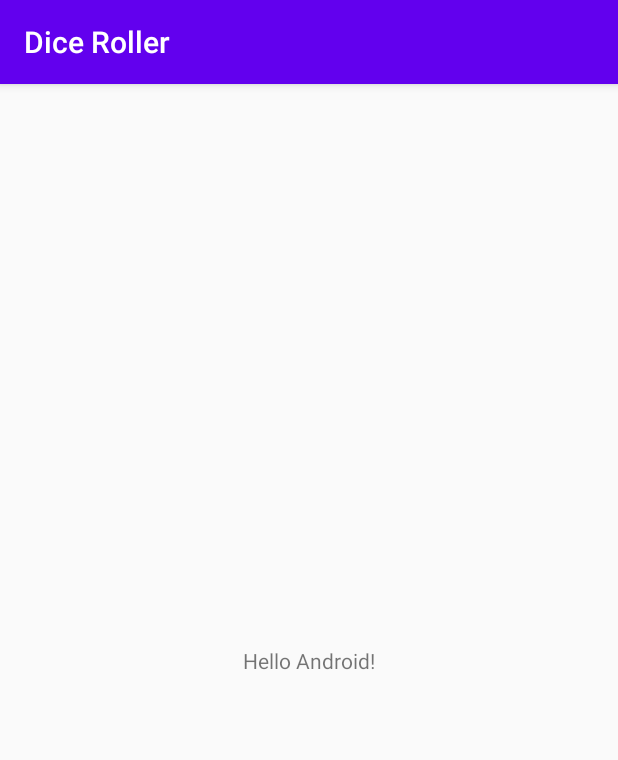
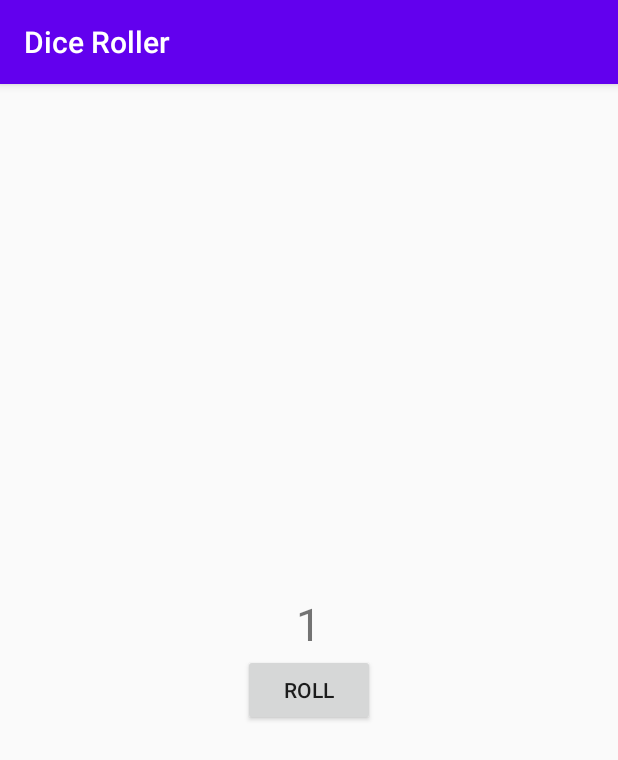
Before and after one commit to HenryQuan/mobile_app_development_training, an Android app: the screen it shows after launch (MainActivity), on a phone screen of 412 x 824 dp. Shown: the top 760 px of the screen. Run offline under Robolectric (Android 15) with nearby library versions, the phone set to English and light mode, and no system bars.

Commit message:
added a button in linear layout and add strings.xml
It is actually way better than IOS and it is similar to jsx.

```diff
--- a/kotlin fundamentals/dice-roller/app/src/main/res/layout/activity_main.xml
+++ b/kotlin fundamentals/dice-roller/app/src/main/res/layout/activity_main.xml
@@ -1,18 +1,23 @@
 <?xml version="1.0" encoding="utf-8"?>
-<androidx.constraintlayout.widget.ConstraintLayout xmlns:android="http://schemas.android.com/apk/res/android"
-    xmlns:app="http://schemas.android.com/apk/res-auto"
+<LinearLayout xmlns:android="http://schemas.android.com/apk/res/android"
     xmlns:tools="http://schemas.android.com/tools"
     android:layout_width="match_parent"
-    android:layout_height="match_parent"
+    android:layout_height="wrap_content"
+    android:orientation="vertical"
+    android:layout_gravity="center_vertical"
     tools:context=".MainActivity">
 
     <TextView
         android:layout_width="wrap_content"
         android:layout_height="wrap_content"
-        android:text="Hello Android!"
-        app:layout_constraintBottom_toBottomOf="parent"
-        app:layout_constraintLeft_toLeftOf="parent"
-        app:layout_constraintRight_toRightOf="parent"
-        app:layout_constraintTop_toTopOf="parent" />
+        android:layout_gravity="center_horizontal"
+        android:text="1"
+        android:textSize="30sp" />
 
-</androidx.constraintlayout.widget.ConstraintLayout>
+    <Button
+        android:layout_width="wrap_content"
+        android:layout_height="wrap_content"
+        android:layout_gravity="center_horizontal"
+        android:text="@string/roll"/>
+
+</LinearLayout>
--- a/kotlin fundamentals/dice-roller/app/src/main/res/values/strings.xml
+++ b/kotlin fundamentals/dice-roller/app/src/main/res/values/strings.xml
@@ -1,3 +1,4 @@
 <resources>
     <string name="app_name">Dice Roller</string>
+    <string name="roll">Roll</string>
 </resources>
```
